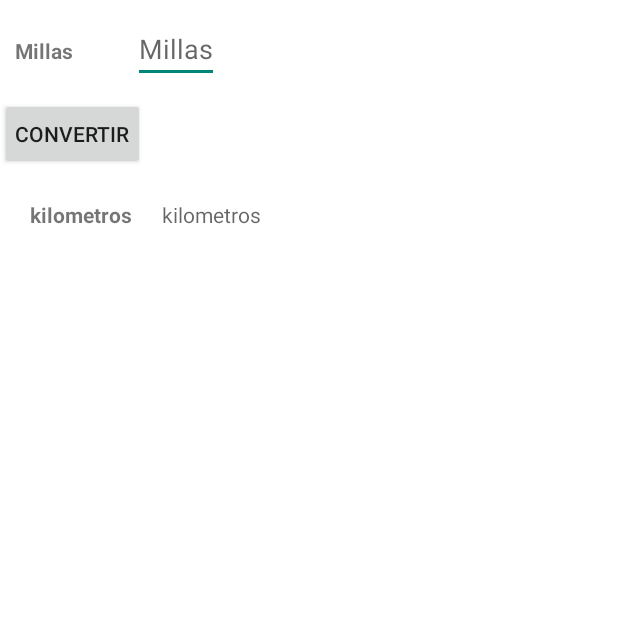
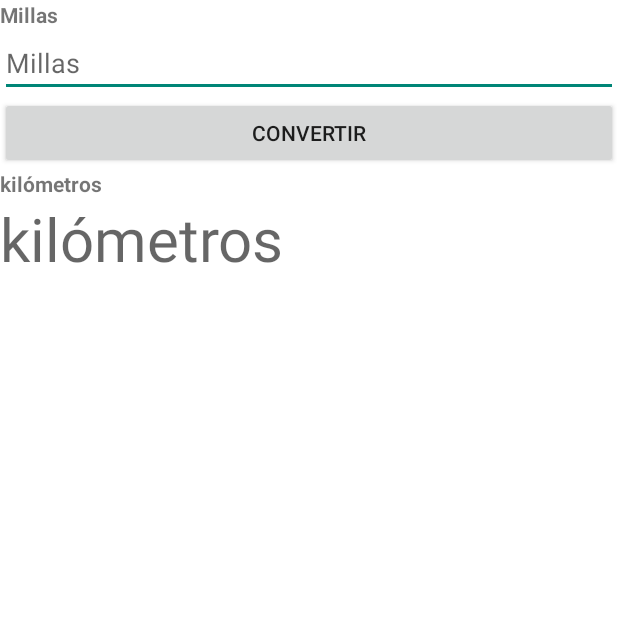
Before and after one commit to uqbar-project/eg-conversor-android-studio, an Android app: the screen it shows after launch (ConversorActivity), on a phone screen of 412 x 824 dp, the top half of it. Run offline under Robolectric (Android 15) with nearby library versions, the phone set to English and light mode, and no system bars.

```diff
--- a/app/src/main/java/uqbar/conversor_android_studio/ConversorActivity.java
+++ b/app/src/main/java/uqbar/conversor_android_studio/ConversorActivity.java
@@ -8,6 +8,7 @@ import android.view.MenuItem;
 import android.view.View;
 import android.widget.EditText;
 import android.widget.TextView;
+import android.widget.Toast;
 
 import uqbar.conversor_android_studio.model.Conversor;
 
@@ -20,18 +21,20 @@ public class ConversorActivity extends Activity implements View.OnClickListener
     public void onCreate(Bundle savedInstanceState) {
         super.onCreate(savedInstanceState);
         setContentView(R.layout.activity_conversor);
-
-          //  findViewById(R.id.conversor_convertir).setOnClickListener(this);
+        findViewById(R.id.conversor_convertir).setOnClickListener(this);
     }
 
     public void onClick(View view) {
+        try {
             String millas = ((EditText) findViewById(R.id.conversor_millas)).getText().toString();
             conversor.setMillas(Double.valueOf(millas));
             conversor.convertir();
             ((TextView) findViewById(R.id.conversor_kilometros)).setText(String.valueOf(conversor.getKilometros()));
+        } catch (NullPointerException e) {
+            Toast.makeText(this.getApplicationContext(), "Debe ingresar un valor", Toast.LENGTH_LONG).show();
+        } catch (NumberFormatException e) {
+            Toast.makeText(this.getApplicationContext(), "Debe ingresar un valor numérico", Toast.LENGTH_LONG).show();
+        }
     }
 
-    public void convertimeEsto(View view) {
-        onClick(view);
 }
-}
--- a/app/src/main/res/layout/activity_conversor.xml
+++ b/app/src/main/res/layout/activity_conversor.xml
@@ -5,49 +5,32 @@
     android:background="@android:color/white"
     android:orientation="vertical" >
 
-    <LinearLayout
-        android:layout_width="wrap_content"
-        android:layout_height="wrap_content"
-        android:orientation="horizontal"
-        android:padding="10dp" >
-
     <TextView
         android:id="@+id/conversor_millas_label"
-            android:layout_width="wrap_content"
+        android:layout_width="match_parent"
         android:layout_height="wrap_content"
-            android:layout_marginRight="20dp"
         android:textStyle="bold"
         android:text="@string/millas" />
 
     <EditText
         android:id="@+id/conversor_millas"
-            android:layout_width="0dp"
+        android:layout_width="match_parent"
         android:layout_height="wrap_content"
-            android:layout_marginLeft="20dp"
-            android:layout_weight="1"
         android:hint="@string/millas"
         android:inputType="number" />
-    </LinearLayout>
 
     <Button
         android:id="@+id/conversor_convertir"
-        android:layout_width="wrap_content"
+        android:layout_width="match_parent"
         android:layout_height="wrap_content"
         android:padding="10dp"
-        android:onClick="convertimeEsto"
+        android:onClick="convertir"
         android:text="@string/convertir" />
-
-    <LinearLayout
-        android:layout_width="wrap_content"
-        android:layout_height="wrap_content"
-        android:orientation="horizontal"
-        android:padding="@dimen/paddingDeLaAplicacion" >
 
     <TextView
         android:id="@+id/conversor_kilometros_label"
         android:layout_width="wrap_content"
         android:layout_height="wrap_content"
-            android:layout_marginRight="20dp"
         android:textStyle="bold"
         android:text="@string/kilometros" />
 
@@ -55,7 +38,8 @@
         android:id="@+id/conversor_kilometros"
         android:layout_width="wrap_content"
         android:layout_height="wrap_content"
+        android:textColor="@android:color/holo_orange_dark"
+        android:textSize="40dp"
         android:hint="@string/kilometros" />
-    </LinearLayout>
 
 </LinearLayout>
--- a/app/src/main/res/values/strings.xml
+++ b/app/src/main/res/values/strings.xml
@@ -1,9 +1,8 @@
 <resources>
-    <string name="app_name">conversor-android-studio</string>
+    <string name="app_name">Conversor Java</string>
 
-    <string name="hello_world">Hello world!</string>
     <string name="action_settings">Settings</string>
     <string name="millas">Millas</string>
     <string name="convertir">Convertir</string>
-    <string name="kilometros">kilometros</string>
+    <string name="kilometros">kilómetros</string>
 </resources>
```
Also changed, not shown: app/src/main/res/mipmap-hdpi/ic_launcher.png, 3 other files. Lines whose indentation alone changed are shown as unchanged.
